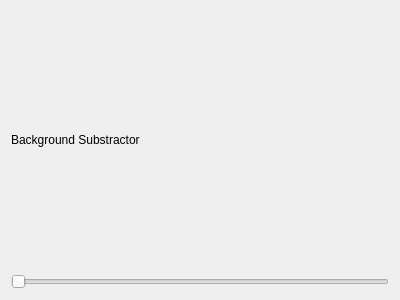
eBabiano/TegraK1_Performance, file Implementation/src/view/gui/widgets/av/BackgroundSubstractorWidget.ui: the form before one commit.
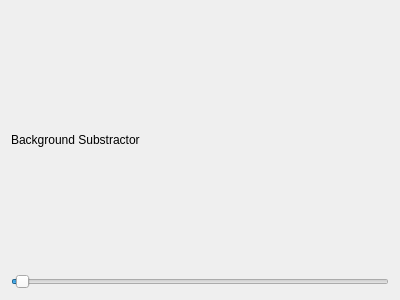
The form after the commit.

Patch:
```diff
--- a/Implementation/src/view/gui/widgets/av/BackgroundSubstractorWidget.ui
+++ b/Implementation/src/view/gui/widgets/av/BackgroundSubstractorWidget.ui
@@ -31,6 +31,9 @@
        <property name="singleStep">
         <number>1</number>
        </property>
+       <property name="value">
+        <number>1</number>
+       </property>
        <property name="orientation">
         <enum>Qt::Horizontal</enum>
        </property>
```
